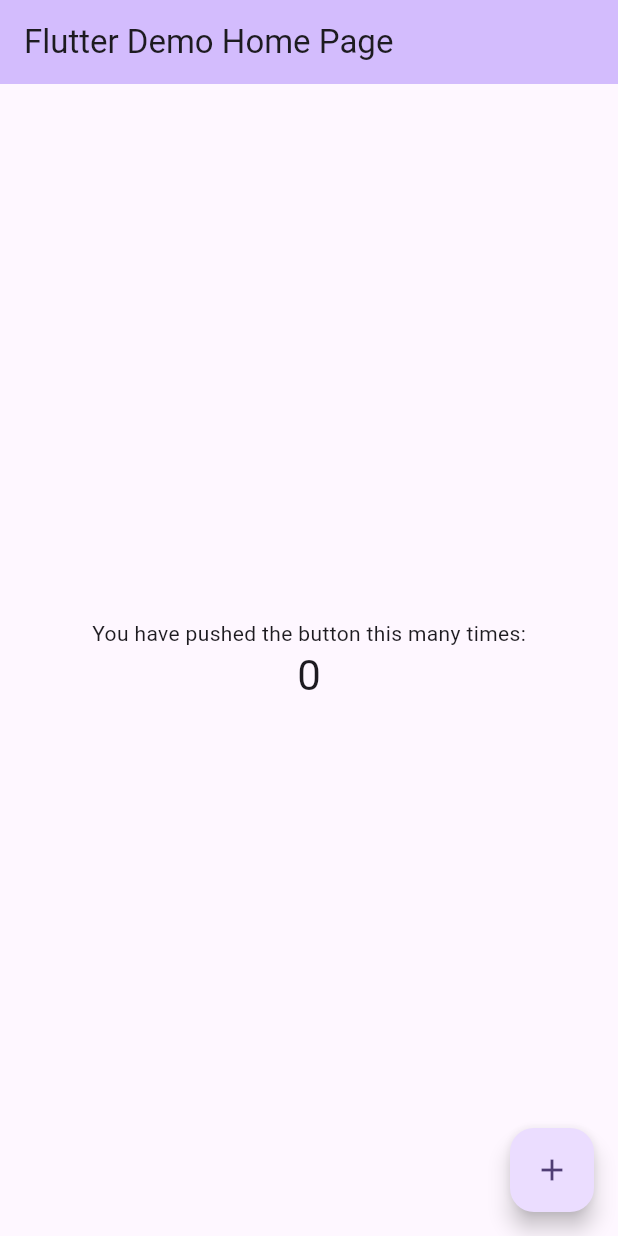
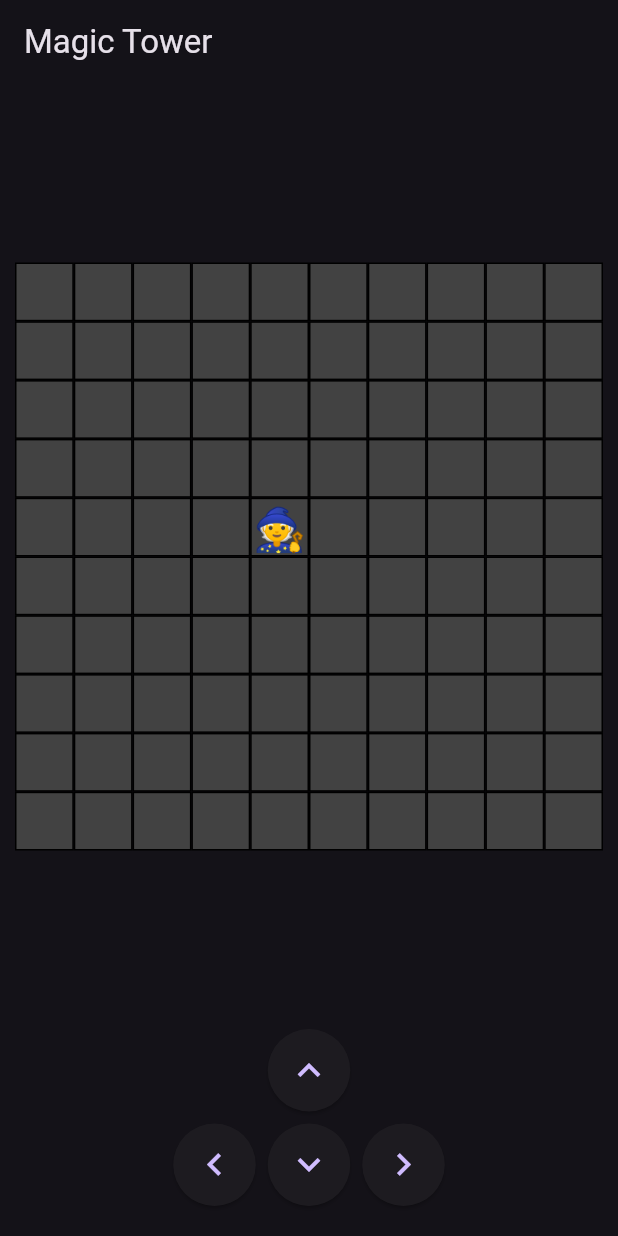
Before and after one commit to RahulKava19/magic_tower, a Flutter app: the screen it shows after launch, on a phone screen of 412 x 824 dp. Run offline on Flutter 3.47's test engine with Material 3 defaults, Android fonts, the phone set to English and light mode, and no system bars.

Commit message:
[IMP] Add grid and player with simple movements

```diff
--- a/lib/main.dart
+++ b/lib/main.dart
@@ -1,122 +1,24 @@
 import 'package:flutter/material.dart';
 
+import 'screens/game_screen.dart';
+
 void main() {
-  runApp(const MyApp());
+  runApp(const MagicTowerApp());
 }
 
-class MyApp extends StatelessWidget {
-  const MyApp({super.key});
+class MagicTowerApp extends StatelessWidget {
+  const MagicTowerApp({super.key});
 
-  // This widget is the root of your application.
   @override
   Widget build(BuildContext context) {
     return MaterialApp(
-      title: 'Flutter Demo',
+      debugShowCheckedModeBanner: false,
+      title: 'Magic Tower',
       theme: ThemeData(
-        // This is the theme of your application.
-        //
-        // TRY THIS: Try running your application with "flutter run". You'll see
-        // the application has a purple toolbar. Then, without quitting the app,
-        // try changing the seedColor in the colorScheme below to Colors.green
-        // and then invoke "hot reload" (save your changes or press the "hot
-        // reload" button in a Flutter-supported IDE, or press "r" if you used
-        // the command line to start the app).
-        //
-        // Notice that the counter didn't reset back to zero; the application
-        // state is not lost during the reload. To reset the state, use hot
-        // restart instead.
-        //
-        // This works for code too, not just values: Most code changes can be
-        // tested with just a hot reload.
-        colorScheme: .fromSeed(seedColor: Colors.deepPurple),
+        brightness: Brightness.dark,
+        useMaterial3: true,
       ),
-      home: const MyHomePage(title: 'Flutter Demo Home Page'),
+      home: const GameScreen(),
     );
   }
 }
-
-class MyHomePage extends StatefulWidget {
-  const MyHomePage({super.key, required this.title});
-
-  // This widget is the home page of your application. It is stateful, meaning
-  // that it has a State object (defined below) that contains fields that affect
-  // how it looks.
-
-  // This class is the configuration for the state. It holds the values (in this
-  // case the title) provided by the parent (in this case the App widget) and
-  // used by the build method of the State. Fields in a Widget subclass are
-  // always marked "final".
-
-  final String title;
-
-  @override
-  State<MyHomePage> createState() => _MyHomePageState();
-}
-
-class _MyHomePageState extends State<MyHomePage> {
-  int _counter = 0;
-
-  void _incrementCounter() {
-    setState(() {
-      // This call to setState tells the Flutter framework that something has
-      // changed in this State, which causes it to rerun the build method below
-      // so that the display can reflect the updated values. If we changed
-      // _counter without calling setState(), then the build method would not be
-      // called again, and so nothing would appear to happen.
-      _counter++;
-    });
-  }
-
-  @override
-  Widget build(BuildContext context) {
-    // This method is rerun every time setState is called, for instance as done
-    // by the _incrementCounter method above.
-    //
-    // The Flutter framework has been optimized to make rerunning build methods
-    // fast, so that you can just rebuild anything that needs updating rather
-    // than having to individually change instances of widgets.
-    return Scaffold(
-      appBar: AppBar(
-        // TRY THIS: Try changing the color here to a specific color (to
-        // Colors.amber, perhaps?) and trigger a hot reload to see the AppBar
-        // change color while the other colors stay the same.
-        backgroundColor: Theme.of(context).colorScheme.inversePrimary,
-        // Here we take the value from the MyHomePage object that was created by
-        // the App.build method, and use it to set our appbar title.
-        title: Text(widget.title),
-      ),
-      body: Center(
-        // Center is a layout widget. It takes a single child and positions it
-        // in the middle of the parent.
-        child: Column(
-          // Column is also a layout widget. It takes a list of children and
-          // arranges them vertically. By default, it sizes itself to fit its
-          // children horizontally, and tries to be as tall as its parent.
-          //
-          // Column has various properties to control how it sizes itself and
-          // how it positions its children. Here we use mainAxisAlignment to
-          // center the children vertically; the main axis here is the vertical
-          // axis because Columns are vertical (the cross axis would be
-          // horizontal).
-          //
-          // TRY THIS: Invoke "debug painting" (choose the "Toggle Debug Paint"
-          // action in the IDE, or press "p" in the console), to see the
-          // wireframe for each widget.
-          mainAxisAlignment: .center,
-          children: [
-            const Text('You have pushed the button this many times:'),
-            Text(
-              '$_counter',
-              style: Theme.of(context).textTheme.headlineMedium,
-            ),
-          ],
-        ),
-      ),
-      floatingActionButton: FloatingActionButton(
-        onPressed: _incrementCounter,
-        tooltip: 'Increment',
-        child: const Icon(Icons.add),
-      ),
-    );
-  }
-}
--- /dev/null
+++ b/lib/models/player.dart
@@ -0,0 +1,9 @@
+class Player {
+  int row;
+  int column;
+
+  Player({
+    this.row = 4,
+    this.column = 4,
+  });
+}
--- /dev/null
+++ b/lib/screens/game_screen.dart
@@ -0,0 +1,106 @@
+import 'package:flutter/material.dart';
+
+import '../models/player.dart';
+import '../widgets/game_board.dart';
+
+class GameScreen extends StatefulWidget {
+  const GameScreen({super.key});
+
+  @override
+  State<GameScreen> createState() => _GameScreenState();
+}
+
+class _GameScreenState extends State<GameScreen> {
+  final Player player = Player();
+
+  void movePlayer(int rowChange, int columnChange) {
+    setState(() {
+      player.row += rowChange;
+      player.column += columnChange;
+    });
+  }
+
+  @override
+  Widget build(BuildContext context) {
+    return Scaffold(
+      appBar: AppBar(
+        title: const Text('Magic Tower'),
+      ),
+      body: Column(
+        children: [
+          Expanded(
+            child: Center(
+              child: Padding(
+                padding: const EdgeInsets.all(10),
+                child: GameBoard(
+                  player: player,
+                ),
+              ),
+            ),
+          ),
+
+          _buildMovementControls(),
+
+          const SizedBox(height: 20),
+        ],
+      ),
+    );
+  }
+
+  Widget _buildMovementControls() {
+    return Column(
+      children: [
+        _movementButton(
+          Icons.keyboard_arrow_up,
+              () => movePlayer(-1, 0),
+        ),
+
+        const SizedBox(height: 8),
+
+        Row(
+          mainAxisAlignment: MainAxisAlignment.center,
+          children: [
+            _movementButton(
+              Icons.keyboard_arrow_left,
+                  () => movePlayer(0, -1),
+            ),
+
+            const SizedBox(width: 8),
+
+            _movementButton(
+              Icons.keyboard_arrow_down,
+                  () => movePlayer(1, 0),
+            ),
+
+            const SizedBox(width: 8),
+
+            _movementButton(
+              Icons.keyboard_arrow_right,
+                  () => movePlayer(0, 1),
+            ),
+          ],
+        ),
+      ],
+    );
+  }
+
+  Widget _movementButton(
+      IconData icon,
+      VoidCallback onPressed,
+      ) {
+    return SizedBox(
+      width: 55,
+      height: 55,
+      child: ElevatedButton(
+        onPressed: onPressed,
+        style: ElevatedButton.styleFrom(
+          padding: EdgeInsets.zero,
+        ),
+        child: Icon(
+          icon,
+          size: 30,
+        ),
+      ),
+    );
+  }
+}
--- /dev/null
+++ b/lib/widgets/game_board.dart
@@ -0,0 +1,50 @@
+import 'package:flutter/material.dart';
+
+import '../models/player.dart';
+
+class GameBoard extends StatelessWidget {
+  final Player player;
+
+  const GameBoard({
+    super.key,
+    required this.player,
+  });
+
+  @override
+  Widget build(BuildContext context) {
+    return AspectRatio(
+      aspectRatio: 1,
+      child: GridView.builder(
+        physics: const NeverScrollableScrollPhysics(),
+        gridDelegate: const SliverGridDelegateWithFixedCrossAxisCount(
+          crossAxisCount: 10,
+        ),
+        itemCount: 100,
+        itemBuilder: (context, index) {
+          final int row = index ~/ 10;
+          final int column = index % 10;
+
+          final bool isPlayer =
+              row == player.row && column == player.column;
+
+          return Container(
+            decoration: BoxDecoration(
+              color: Colors.grey.shade800,
+              border: Border.all(
+                color: Colors.black,
+                width: 1,
+              ),
+            ),
+            alignment: Alignment.center,
+            child: isPlayer
+                ? const Text(
+              '🧙',
+              style: TextStyle(fontSize: 28),
+            )
+                : null,
+          );
+        },
+      ),
+    );
+  }
+}
```
